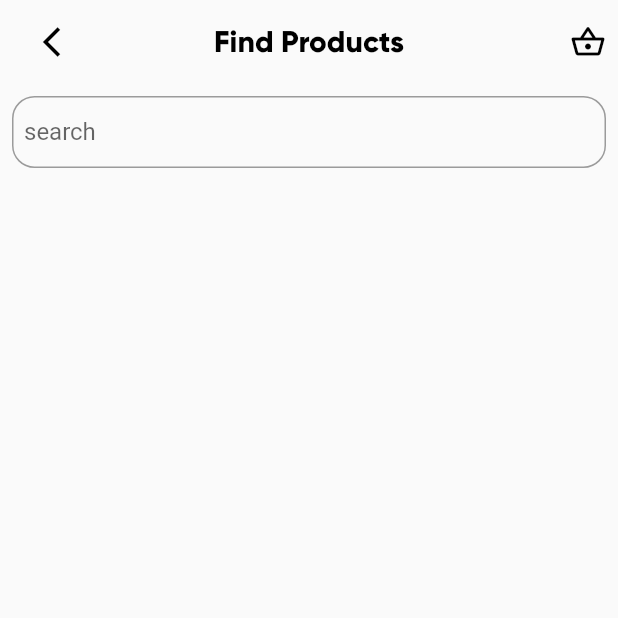
After one commit to m7hamed-dev/supplying_vegetables_fruits, a Flutter app: the screen it shows after launch, after a tap on "Search Store", on a phone screen of 412 x 824 dp, the top half of it. The commit adds this screen. Run offline on Flutter 3.47's test engine with Material 2 defaults, Android fonts, the phone set to English and light mode, and no system bars; our stand-ins replace cached_network_image, cloud_firestore, firebase_auth, firebase_core, firebase_storage, flutter_easyloading and 3 more; accounts and stored records are empty; Roboto replaces fonts that are missing (Gilroy).

Commit message:
add some featured

```diff
--- a/lib/common_widgets/app_text.dart
+++ b/lib/common_widgets/app_text.dart
@@ -26,6 +26,7 @@ class AppText extends StatelessWidget {
         fontWeight: fontWeight,
         color: color,
         fontFamily: 'Gilroy-Bold',
+        overflow: TextOverflow.fade,
       ),
     );
   }
--- a/lib/common_widgets/input.dart
+++ b/lib/common_widgets/input.dart
@@ -6,17 +6,20 @@ class Input extends StatelessWidget {
     this.controller,
     this.hintText,
     this.isNumberKeyBoard,
+    this.onChanged,
   }) : super(key: key);
   //
   final TextEditingController? controller;
   final String? hintText;
   final bool? isNumberKeyBoard;
+  final void Function(String)? onChanged;
   //
   @override
   Widget build(BuildContext context) {
     return TextFormField(
       controller: controller,
       keyboardType: isNumberKeyBoard == true ? TextInputType.number : null,
+      onChanged: onChanged,
       decoration: InputDecoration(
         contentPadding: const EdgeInsets.all(8.0),
         border: OutlineInputBorder(
--- /dev/null
+++ b/lib/screens/product_details/search_product_page.dart
@@ -0,0 +1,148 @@
+import 'package:flutter/material.dart';
+import 'package:grocery_app/common_widgets/app_text.dart';
+import 'package:grocery_app/common_widgets/img_network.dart';
+import 'package:grocery_app/common_widgets/input.dart';
+import 'package:grocery_app/helpers/push.dart';
+import 'package:grocery_app/screens/cart/cart_provider.dart';
+import 'package:grocery_app/screens/cart/cart_screen.dart';
+import 'package:provider/src/provider.dart';
+
+class SearchProductsPage extends StatefulWidget {
+  const SearchProductsPage({
+    Key? key,
+  }) : super(key: key);
+
+  @override
+  State<SearchProductsPage> createState() => _SearchProductsPageState();
+}
+
+class _SearchProductsPageState extends State<SearchProductsPage> {
+  @override
+  Widget build(BuildContext context) {
+    final _cartProvider = context.watch<CartProvider>();
+
+    return Scaffold(
+      appBar: AppBar(
+        backgroundColor: Colors.transparent,
+        elevation: 0,
+        centerTitle: true,
+        automaticallyImplyLeading: false,
+        leading: InkWell(
+          onTap: () => Navigator.pop(context),
+          child: Container(
+            padding: EdgeInsets.only(left: 25),
+            child: Icon(
+              Icons.arrow_back_ios,
+              color: Colors.black,
+            ),
+          ),
+        ),
+        title: Center(
+          child: AppText(
+            text: "Find Products",
+            fontSize: 20,
+            fontWeight: FontWeight.bold,
+          ),
+        ),
+        actions: [
+          Padding(
+            padding: const EdgeInsets.all(8.0),
+            child: InkWell(
+              onTap: () => Push.to(context, const CartPage()),
+              child: Container(
+                padding: EdgeInsets.only(left: 25),
+                child: Icon(
+                  Icons.shopping_basket_outlined,
+                  color: Colors.black,
+                ),
+              ),
+            ),
+          ),
+        ],
+      ),
+      body: Padding(
+        padding: const EdgeInsets.all(8.0),
+        child: Column(
+          children: [
+            Input(
+              hintText: 'search',
+              onChanged: (value) {
+                _cartProvider.search(value);
+              },
+            ),
+            ListView.separated(
+              itemCount: _cartProvider.searchCartModels.length,
+              shrinkWrap: true,
+              physics: const NeverScrollableScrollPhysics(),
+              itemBuilder: (BuildContext context, int index) {
+                return ListTile(
+                  title: AppText(
+                    text: _cartProvider.searchCartModels[index].name,
+                    fontSize: 16,
+                    fontWeight: FontWeight.bold,
+                  ),
+                  subtitle: Column(
+                    crossAxisAlignment: CrossAxisAlignment.start,
+                    children: [
+                      AppText(
+                        text: _cartProvider.searchCartModels[index].price +
+                            ' \R.S',
+                        fontSize: 18,
+                        color: Colors.green,
+                      ),
+                      AppText(
+                        text:
+                            _cartProvider.searchCartModels[index].description +
+                                ' \R.S',
+                        fontSize: 14,
+                        color: Colors.grey,
+                      ),
+                    ],
+                  ),
+                  leading: ImgNetwork(
+                    imageUrl: _cartProvider.searchCartModels[index].imgPath,
+                  ),
+                  trailing: MaterialButton(
+                    color: Colors.green,
+                    onPressed: () {
+                      // _cartProvider.addProtductToCart(_cartProvider.searchCartModels[index]);
+                    },
+                    child: Text(
+                      'Add to Cart',
+                      style: TextStyle(color: Colors.white),
+                    ),
+                  ),
+                );
+              },
+              separatorBuilder: (context, index) => Divider(
+                color: Colors.grey.shade200,
+                thickness: 4.0,
+              ),
+            ),
+          ],
+        ),
+      ),
+    );
+  }
+
+  // Padding _headerRow() {
+  //   return Padding(
+  //     padding: const EdgeInsets.symmetric(horizontal: 16.0),
+  //     child: Row(
+  //       mainAxisAlignment: MainAxisAlignment.spaceBetween,
+  //       children: [
+  //         Text(widget.categoryID ?? ''),
+  //         InkWell(
+  //           onTap: () {
+  //             widget.categoryID = null;
+  //             setState(() {});
+  //           },
+  //           child: RoundedWidget(
+  //             child: Text('Browse ALL '),
+  //           ),
+  //         )
+  //       ],
+  //     ),
+  //   );
+  // }
+}
--- a/lib/widgets/search_bar_widget.dart
+++ b/lib/widgets/search_bar_widget.dart
@@ -1,12 +1,19 @@
 import 'package:flutter/material.dart';
 import 'package:flutter_svg/svg.dart';
+import 'package:grocery_app/helpers/push.dart';
+import 'package:grocery_app/screens/product_details/products_page.dart';
+import 'package:grocery_app/screens/product_details/search_product_page.dart';
 
 class SearchBarWidget extends StatelessWidget {
   final String searchIcon = "assets/icons/search_icon.svg";
 
   @override
   Widget build(BuildContext context) {
-    return Container(
+    return InkWell(
+      onTap: () {
+        Push.to(context, const SearchProductsPage());
+      },
+      child: Container(
         padding: EdgeInsets.all(16),
         width: double.maxFinite,
         decoration: BoxDecoration(
@@ -31,6 +38,7 @@ class SearchBarWidget extends StatelessWidget {
             )
           ],
         ),
+      ),
     );
   }
 }
```
Also changed, not shown: lib/common_widgets/rounded_widget.dart (+17 -4 lines), lib/screens/cart/cart_provider.dart (+68 -30 lines), lib/screens/cart/cart_screen.dart (+133 -43 lines), lib/screens/dashboard/navigator_item.dart (+1 -8 lines), lib/screens/explore_screen.dart (deleted, +0 -94 lines), lib/screens/product_details/add_products_page.dart (+8 -0 lines), lib/screens/product_details/products_page.dart (+19 -23 lines). Lines whose indentation alone changed are shown as unchanged.
